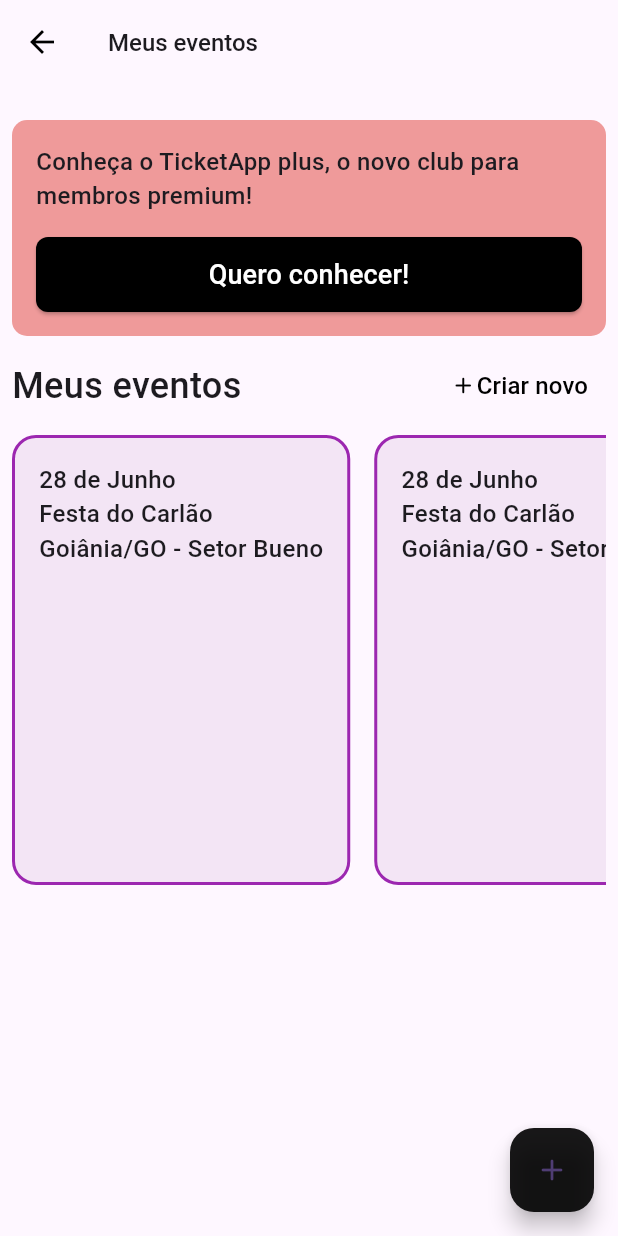
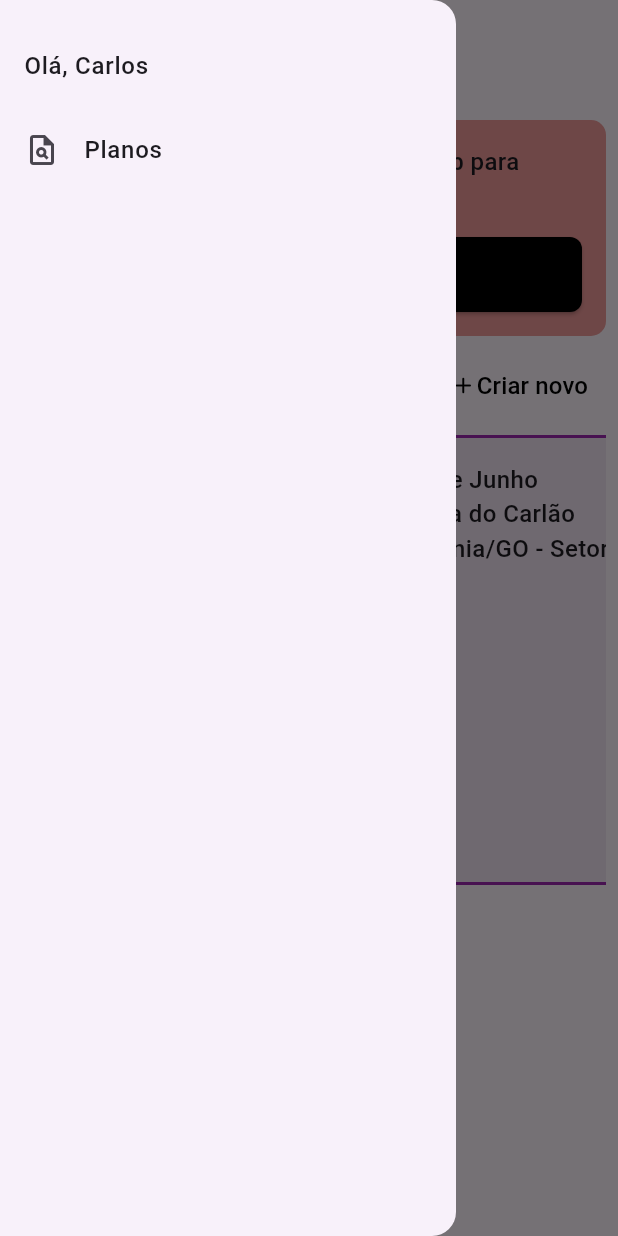
Before and after one commit to iCarlosAugusto/ticketapp, a Flutter app: the HomePage screen opened directly, with the side drawer open (before the commit the screen has no drawer), on a phone screen of 412 x 824 dp. Run offline on Flutter 3.47's test engine with Material 3 defaults, Android fonts, the phone set to English and light mode, and no system bars; our stand-ins replace easy_date_timeline, get, modal_bottom_sheet, share_plus; missing offline and left inert: flutter_barcode_scanner; Roboto replaces fonts that are missing (Sora).

Commit message:
feat: :sparkles: removendo codigo

```diff
--- a/lib/pages/home.page.dart
+++ b/lib/pages/home.page.dart
@@ -1,6 +1,5 @@
 import 'package:flutter/material.dart';
 import 'package:get/get.dart';
-import 'package:modal_bottom_sheet/modal_bottom_sheet.dart';
 import 'package:ticketapp/components/appbar.widget.dart';
 import 'package:ticketapp/components/bottomsheet.widget.dart';
 import 'package:ticketapp/components/button.widget.dart';
@@ -9,6 +8,7 @@ import 'package:ticketapp/components/list.widget.dart';
 import 'package:ticketapp/components/text.widget.dart';
 import 'package:ticketapp/components/textbutton.widget.dart';
 import 'package:ticketapp/pages/event/event.page.dart';
+import 'package:ticketapp/pages/profile/profile.page.dart';
 
 class HomePage extends StatelessWidget {
   const HomePage({super.key});
@@ -16,13 +16,44 @@ class HomePage extends StatelessWidget {
   @override
   Widget build(BuildContext context) {
     return Scaffold(
-      appBar: AppbarWidget(title: "Meus eventos"),
+      drawer: Drawer(
+      // Add a ListView to the drawer. This ensures the user can scroll
+      // through the options in the drawer if there isn't enough vertical
+      // space to fit everything.
+      child: SafeArea(
+        child: Padding(
+          padding: const EdgeInsets.all(16),
+          child: ListView(
+              // Important: Remove any padding from the ListView.
+              padding: EdgeInsets.zero,
+              children: [
+                ListTile(
+                  title: const TextWidget("Olá, Carlos"),
+                  onTap: () async  {
+                    Get.back();
+                    await Future.delayed(const Duration(milliseconds: 500));
+                    Get.to(() => const ProfilePage());
+                  }
+                ),
+                ListTile(
+                  leading: const Icon(Icons.plagiarism_outlined),
+                  title: const TextWidget("Planos"),
+                  onTap: () {
+                    // Update the state of the app.
+                    // ...
+                  },
+                ),
+              ],
+            ),
+        ),
+      ),
+      ),
+      appBar: AppbarWidget(title: "TicketApp"),
       body: Padding(
         padding: const EdgeInsets.all(8.0),
         child: Column(
           crossAxisAlignment: CrossAxisAlignment.start,
           children: [
-
             Container(
               margin: const EdgeInsets.only(top: 16),
               padding: const EdgeInsets.all(16),
@@ -74,10 +105,6 @@ class HomePage extends StatelessWidget {
           ],
         ),
       ),
-      floatingActionButton: FloatingActionButton(
-        onPressed: () {},
-        child: const Icon(Icons.add_rounded),
-      ),
     );
   }
 }
```
